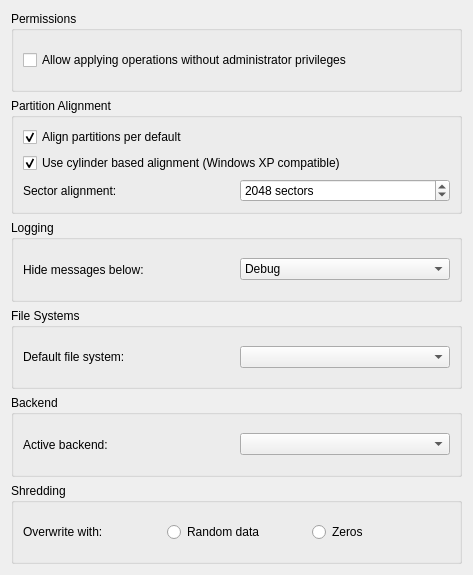
The window that src/config/configurepagegeneral.ui (KDE/partitionmanager) describes before a commit, drawn with Qt 5.
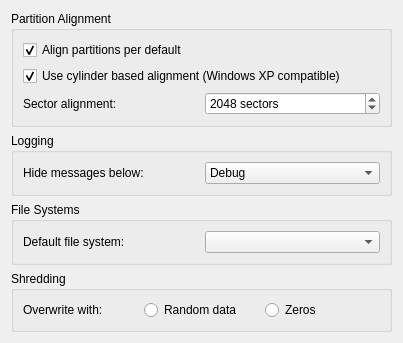
The same window after the commit. Custom widgets are drawn as their Qt base class.

Commit message: move allow applying as non-root and backend config to a new advanced tab

The edit to the form file:
```diff
--- a/src/config/configurepagegeneral.ui
+++ b/src/config/configurepagegeneral.ui
@@ -6,39 +6,11 @@
    <rect>
     <x>0</x>
     <y>0</y>
-    <width>473</width>
-    <height>575</height>
+    <width>403</width>
+    <height>327</height>
    </rect>
   </property>
   <layout class="QVBoxLayout" name="verticalLayout">
-   <item>
-    <widget class="QGroupBox" name="groupBox">
-     <property name="sizePolicy">
-      <sizepolicy hsizetype="Preferred" vsizetype="Preferred">
-       <horstretch>0</horstretch>
-       <verstretch>1</verstretch>
-      </sizepolicy>
-     </property>
-     <property name="title">
-      <string>Permissions</string>
-     </property>
-     <layout class="QGridLayout" name="gridLayout">
-      <item row="0" column="0">
-       <widget class="QCheckBox" name="kcfg_allowApplyOperationsAsNonRoot">
-        <property name="sizePolicy">
-         <sizepolicy hsizetype="Minimum" vsizetype="Fixed">
-          <horstretch>0</horstretch>
-          <verstretch>0</verstretch>
-         </sizepolicy>
-        </property>
-        <property name="text">
-         <string>Allow applying operations without administrator privileges</string>
-        </property>
-       </widget>
-      </item>
-     </layout>
-    </widget>
-   </item>
    <item>
     <widget class="QGroupBox" name="groupBox_2">
      <property name="sizePolicy">
@@ -183,34 +155,6 @@
      </layout>
     </widget>
    </item>
-   <item>
-    <widget class="QGroupBox" name="groupBox_5">
-     <property name="sizePolicy">
-      <sizepolicy hsizetype="Preferred" vsizetype="Preferred">
-       <horstretch>0</horstretch>
-       <verstretch>1</verstretch>
-      </sizepolicy>
-     </property>
-     <property name="title">
-      <string>Backend</string>
-     </property>
-     <layout class="QHBoxLayout" name="horizontalLayout_3">
-      <item>
-       <widget class="QLabel" name="label_4">
-        <property name="text">
-         <string>Active backend:</string>
-        </property>
-        <property name="buddy">
-         <cstring>m_ComboBackend</cstring>
-        </property>
-       </widget>
-      </item>
-      <item>
-       <widget class="KComboBox" name="m_ComboBackend"/>
-      </item>
-     </layout>
-    </widget>
-   </item>
    <item>
     <widget class="KButtonGroup" name="kcfg_shredSource">
      <property name="sizePolicy">
```
Left out of the diff: 3 changed lines with no effect on the pictures. The commit also changes 5 other files.
